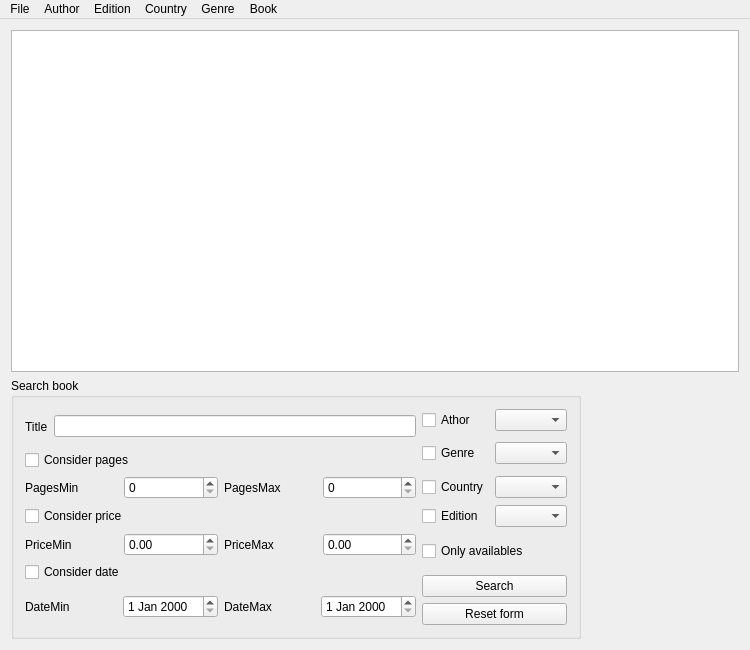
Old version of the form mainwindow.ui in the repository igorternyuk/TeQtLibraryManagmentSystem.
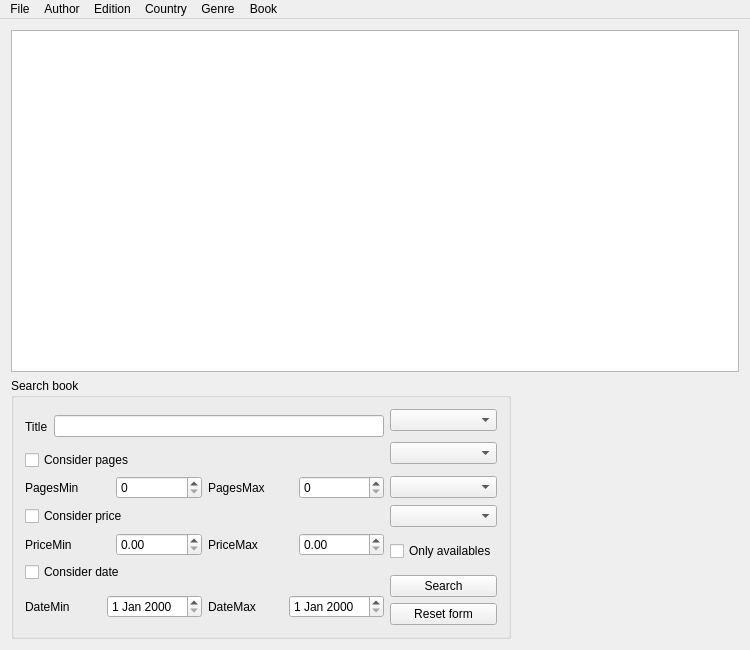
New version of the form.

```diff
--- a/mainwindow.ui
+++ b/mainwindow.ui
@@ -45,13 +45,13 @@
          <widget class="QGroupBox" name="groupBox">
           <property name="minimumSize">
            <size>
-            <width>570</width>
+            <width>500</width>
             <height>261</height>
            </size>
           </property>
           <property name="maximumSize">
            <size>
-            <width>570</width>
+            <width>500</width>
             <height>261</height>
            </size>
           </property>
@@ -77,13 +77,6 @@
              </item>
              <item row="0" column="1">
               <layout class="QHBoxLayout" name="horizontalLayout_4">
-               <item>
-                <widget class="QCheckBox" name="checkBoxAuthor">
-                 <property name="text">
-                  <string>Athor</string>
-                 </property>
-                </widget>
-               </item>
                <item>
                 <widget class="QComboBox" name="comboAuthores"/>
                </item>
@@ -91,13 +84,6 @@
              </item>
              <item row="1" column="1" rowspan="2">
               <layout class="QHBoxLayout" name="horizontalLayout_5">
-               <item>
-                <widget class="QCheckBox" name="checkBoxGenre">
-                 <property name="text">
-                  <string>Genre</string>
-                 </property>
-                </widget>
-               </item>
                <item>
                 <widget class="QComboBox" name="comboGenres"/>
                </item>
@@ -144,13 +130,6 @@
              </item>
              <item row="3" column="1">
               <layout class="QHBoxLayout" name="horizontalLayout_6">
-               <item>
-                <widget class="QCheckBox" name="checkBoxCountry">
-                 <property name="text">
-                  <string>Country</string>
-                 </property>
-                </widget>
-               </item>
                <item>
                 <widget class="QComboBox" name="comboCountries"/>
                </item>
@@ -165,13 +144,6 @@
              </item>
              <item row="4" column="1">
               <layout class="QHBoxLayout" name="horizontalLayout_7">
-               <item>
-                <widget class="QCheckBox" name="checkBoxEdition">
-                 <property name="text">
-                  <string>Edition</string>
-                 </property>
-                </widget>
-               </item>
                <item>
                 <widget class="QComboBox" name="comboEditions"/>
                </item>
```
